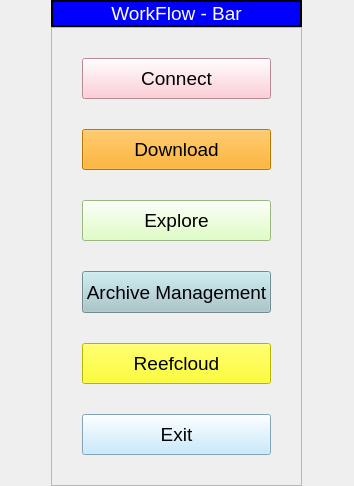
Before: the Qt Designer form src/resources/workflow-bar.ui in open-AIMS/reefscan_desktop_data_manager, drawn with Qt 5.
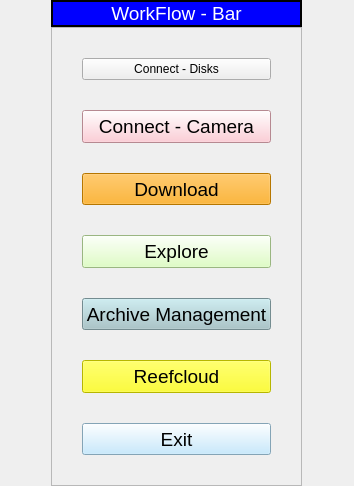
After: the same form once the commit is applied.

Commit message: create disk drives page

What changed in the file:
```diff
--- a/src/resources/workflow-bar.ui
+++ b/src/resources/workflow-bar.ui
@@ -62,29 +62,7 @@
       <property name="verticalSpacing">
        <number>30</number>
       </property>
-      <item row="1" column="0">
-       <widget class="QPushButton" name="downloadButton">
-        <property name="sizePolicy">
-         <sizepolicy hsizetype="Minimum" vsizetype="Preferred">
-          <horstretch>0</horstretch>
-          <verstretch>0</verstretch>
-         </sizepolicy>
-        </property>
-        <property name="font">
-         <font>
-          <pointsize>14</pointsize>
-         </font>
-        </property>
-        <property name="styleSheet">
-         <string notr="true">background-color: orange;
-</string>
-        </property>
-        <property name="text">
-         <string>Download</string>
-        </property>
-       </widget>
-      </item>
-      <item row="6" column="0">
+      <item row="7" column="0">
        <widget class="QPushButton" name="exitButton">
         <property name="sizePolicy">
          <sizepolicy hsizetype="Minimum" vsizetype="Preferred">
@@ -106,7 +84,7 @@
         </property>
        </widget>
       </item>
-      <item row="3" column="0">
+      <item row="4" column="0">
        <widget class="QPushButton" name="exploreButton">
         <property name="sizePolicy">
          <sizepolicy hsizetype="Minimum" vsizetype="Preferred">
@@ -128,7 +106,7 @@
         </property>
        </widget>
       </item>
-      <item row="0" column="0">
+      <item row="1" column="0">
        <widget class="QPushButton" name="connectButton">
         <property name="sizePolicy">
          <sizepolicy hsizetype="Minimum" vsizetype="Preferred">
@@ -149,7 +127,7 @@
 </string>
         </property>
         <property name="text">
-         <string>Connect</string>
+         <string>Connect - Camera</string>
         </property>
         <property name="autoDefault">
          <bool>false</bool>
@@ -162,29 +140,7 @@
         </property>
        </widget>
       </item>
-      <item row="4" column="0">
-       <widget class="QPushButton" name="archiveButton">
-        <property name="sizePolicy">
-         <sizepolicy hsizetype="Minimum" vsizetype="Preferred">
-          <horstretch>0</horstretch>
-          <verstretch>0</verstretch>
-         </sizepolicy>
-        </property>
-        <property name="font">
-         <font>
-          <pointsize>14</pointsize>
-         </font>
-        </property>
-        <property name="styleSheet">
-         <string notr="true">background-color: rgb(162, 196, 201);
-</string>
-        </property>
-        <property name="text">
-         <string>Archive Management</string>
-        </property>
-       </widget>
-      </item>
-      <item row="5" column="0">
+      <item row="6" column="0">
        <widget class="QPushButton" name="uploadButton">
         <property name="enabled">
          <bool>true</bool>
@@ -209,6 +165,57 @@
         </property>
        </widget>
       </item>
+      <item row="5" column="0">
+       <widget class="QPushButton" name="archiveButton">
+        <property name="sizePolicy">
+         <sizepolicy hsizetype="Minimum" vsizetype="Preferred">
+          <horstretch>0</horstretch>
+          <verstretch>0</verstretch>
+         </sizepolicy>
+        </property>
+        <property name="font">
+         <font>
+          <pointsize>14</pointsize>
+         </font>
+        </property>
+        <property name="styleSheet">
+         <string notr="true">background-color: rgb(162, 196, 201);
+</string>
+        </property>
+        <property name="text">
+         <string>Archive Management</string>
+        </property>
+       </widget>
+      </item>
+      <item row="2" column="0">
+       <widget class="QPushButton" name="downloadButton">
+        <property name="sizePolicy">
+         <sizepolicy hsizetype="Minimum" vsizetype="Preferred">
+          <horstretch>0</horstretch>
+          <verstretch>0</verstretch>
+         </sizepolicy>
+        </property>
+        <property name="font">
+         <font>
+          <pointsize>14</pointsize>
+         </font>
+        </property>
+        <property name="styleSheet">
+         <string notr="true">background-color: orange;
+</string>
+        </property>
+        <property name="text">
+         <string>Download</string>
+        </property>
+       </widget>
+      </item>
+      <item row="0" column="0">
+       <widget class="QPushButton" name="connectDisksButton">
+        <property name="text">
+         <string>Connect - Disks</string>
+        </property>
+       </widget>
+      </item>
      </layout>
     </widget>
    </item>
```
The commit also changes 3 other files.
